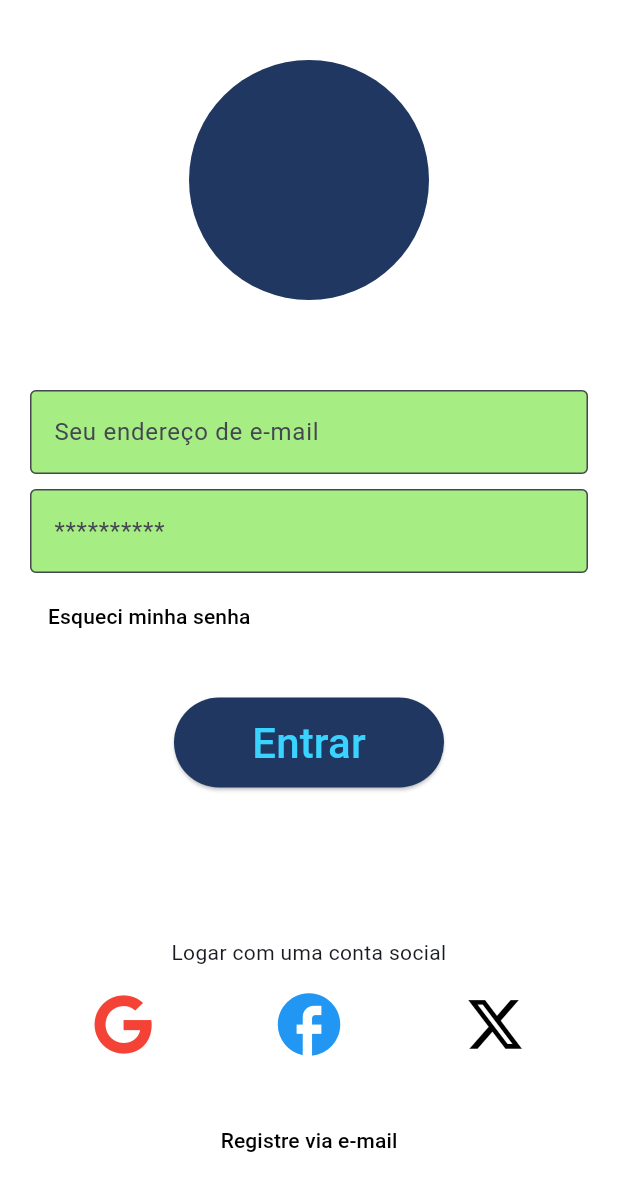
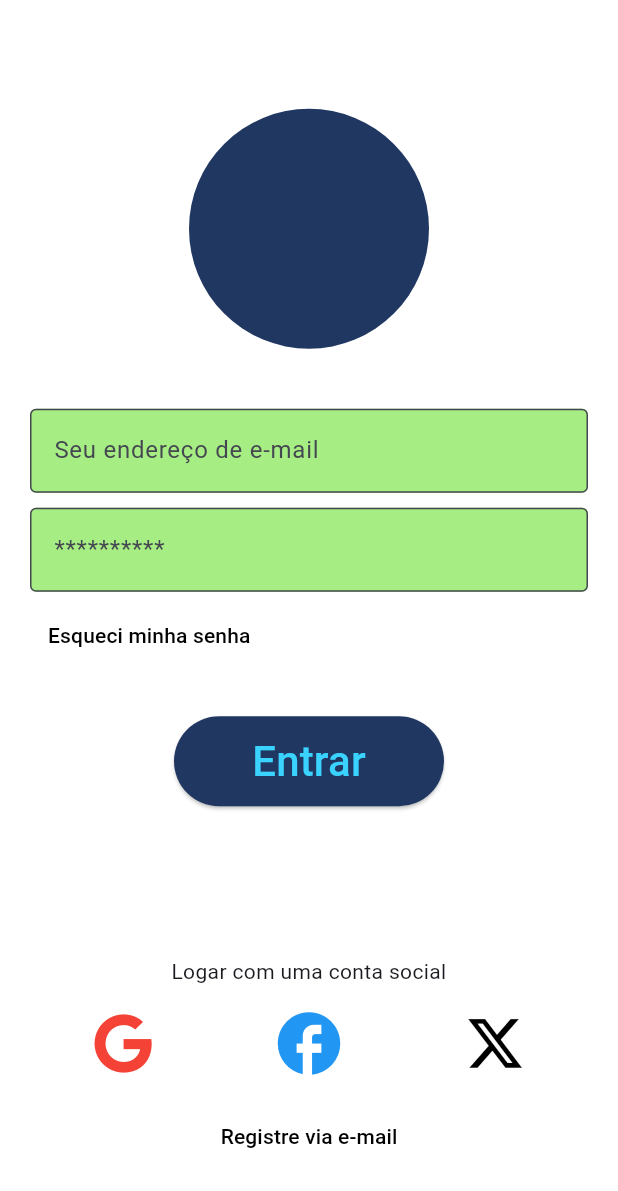
Before and after one commit to wnetohr/uplace, a Flutter app: the screen it shows after launch, on a phone screen of 412 x 824 dp. Shown: the top 1191 px of the screen. Run offline on Flutter 3.47's test engine with Material 3 defaults, Android fonts, the phone set to English and light mode, and no system bars; our stand-ins replace firebase_core, font_awesome_flutter; accounts and stored records are empty; Roboto replaces fonts that are missing (clarissans).

Commit message:
Creating Carousel component + few login changes
Updating inbetween spaces on Login page using sizedboxes and creating the carousel component

```diff
--- a/lib/frontend/pages/loginpage.dart
+++ b/lib/frontend/pages/loginpage.dart
@@ -24,12 +24,15 @@ class _LoginPageState extends State<LoginPage> {
               crossAxisAlignment: CrossAxisAlignment.stretch,
               children: [
                 // User Avatar
+                const SizedBox(
+                  height: 30,
+                ),
                 const CircleAvatar(
                   radius: 80.0,
                   backgroundColor: AppColors.blueUplace,
                 ),
                 const SizedBox(
-                  height: 60,
+                  height: 40,
                 ),
                 // Email Field
                 const TextField(
@@ -163,7 +166,7 @@ class _LoginPageState extends State<LoginPage> {
                   ],
                 ),
                 const SizedBox(
-                  height: 20,
+                  height: 5,
                 ),
                 // Sign Up Button
                 TextButton(
--- a/lib/main.dart
+++ b/lib/main.dart
@@ -1,4 +1,5 @@
 import 'package:flutter/material.dart';
+import 'package:flutter/gestures.dart'; //mouse acting as a touch
 import 'package:uplace/frontend/components/product_card.dart';
 import 'package:uplace/frontend/components/uplace_theme.dart';
 import 'package:uplace/frontend/colors.dart';
@@ -7,6 +8,16 @@ import 'package:firebase_core/firebase_core.dart'; //firebase
 import 'package:uplace/frontend/pages/loginpage.dart';
 import 'package:uplace/frontend/pages/sellerspage.dart';
 import 'firebase_options.dart'; //firebase
+
+//Class that allows the horizontal scroll works on the 3 subpages,
+// since it was deprecated to use the mouse to act as a touch
+class MyCustomScrollBehavior extends MaterialScrollBehavior {
+  @override
+  Set<PointerDeviceKind> get dragDevices => {
+        PointerDeviceKind.touch,
+        PointerDeviceKind.mouse,
+      };
+}
 
 void main() async {
   // adicionei o async por conta do await do firebase
@@ -25,6 +36,7 @@ class MyApp extends StatelessWidget {
   @override
   Widget build(BuildContext context) {
     return MaterialApp(
+      scrollBehavior: MyCustomScrollBehavior(),
       title: 'uPlace',
       theme: uPlaceTheme,
       home: const LoginPage(),
```
Also changed, not shown: lib/frontend/components/ImageCarousel.dart (added, +27 -0 lines), lib/frontend/pages/homepage.dart (+10 -1 lines).
